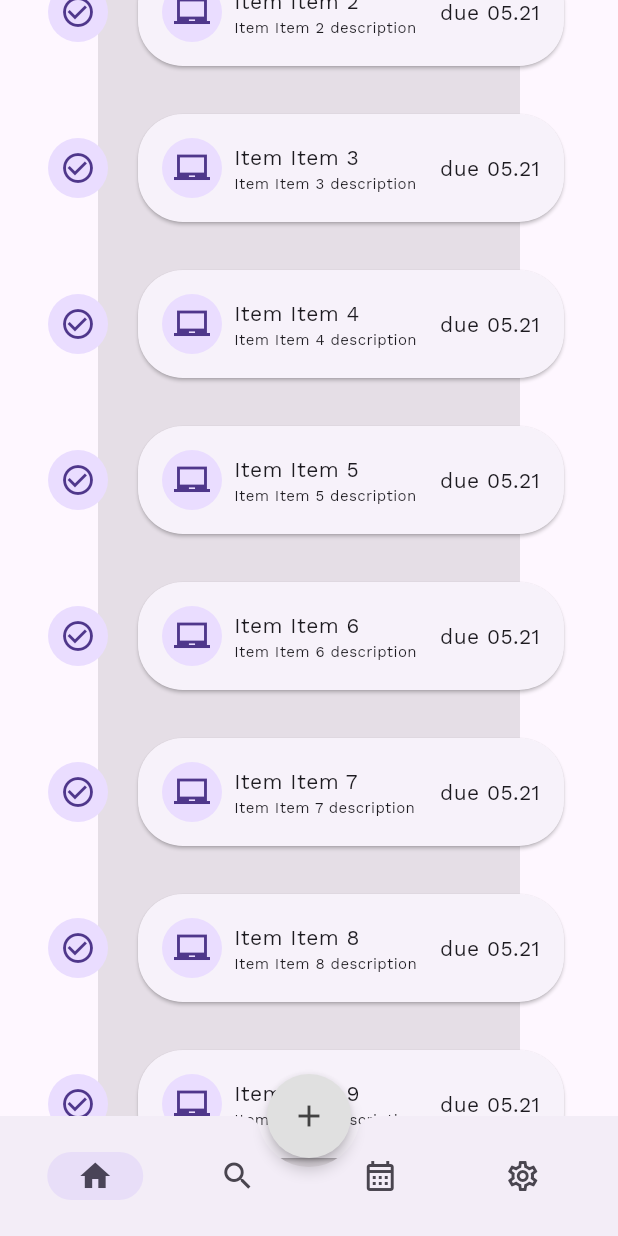
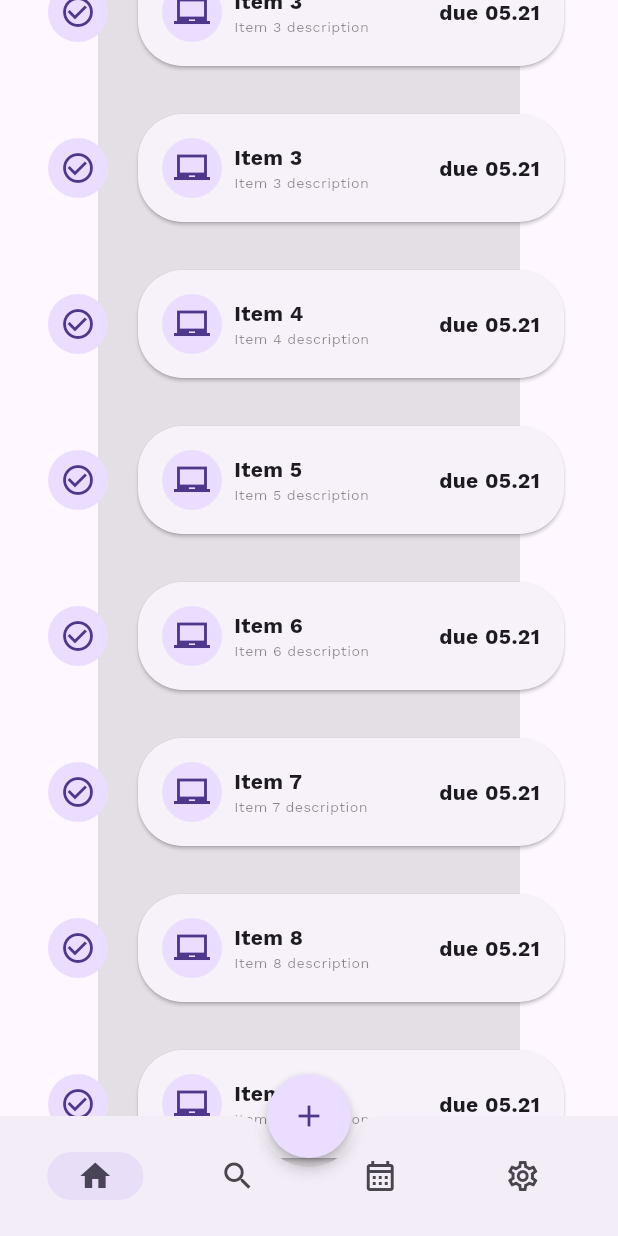
Before and after one commit to pulo0/task-todo-app, a Flutter app: the screen it shows after launch, scrolled down 576 dp, after a tap on the "check circle outline" icon, on a phone screen of 412 x 824 dp. Run offline on Flutter 3.47's test engine with Material 3 defaults, Android fonts, the phone set to English and light mode, and no system bars; our stand-ins replace google_fonts.

Commit message:
feat: add drawer setting, snackbar on tile delete
- also small adjustments regarding theming and other things

```diff
--- a/lib/presentation/home/widgets/bottom_drawer.dart
+++ b/lib/presentation/home/widgets/bottom_drawer.dart
@@ -11,7 +11,7 @@ class BottomDrawer extends StatelessWidget {
     return SliverToBoxAdapter(
       child: Stack(
         children: <Widget>[
-          const BottomDrawerSetting(),
+          const BottomDrawerSetting(3),
           Container(
             constraints: const BoxConstraints(
               maxHeight: double.infinity,
@@ -22,7 +22,7 @@ class BottomDrawer extends StatelessWidget {
                 ),
                 boxShadow: <BoxShadow>[
                   BoxShadow(
-                      color: Colors.black45.withValues(alpha: .1),
+                      color: Colors.black45.withOpacity(.1),
                       blurRadius: 15,
                       offset: const Offset(0, -1),
                       blurStyle: BlurStyle.outer),
--- a/lib/presentation/home/widgets/bottom_drawer_setting.dart
+++ b/lib/presentation/home/widgets/bottom_drawer_setting.dart
@@ -3,7 +3,9 @@ import 'package:task_todo_app/styles/app_padding.dart';
 import 'package:task_todo_app/styles/app_text_styles.dart';
 
 class BottomDrawerSetting extends StatelessWidget {
-  const BottomDrawerSetting({super.key});
+  final int taskAmount;
+
+  const BottomDrawerSetting(this.taskAmount, {super.key});
 
   @override
   Widget build(BuildContext context) {
@@ -12,7 +14,7 @@ class BottomDrawerSetting extends StatelessWidget {
       child: Row(
         mainAxisAlignment: MainAxisAlignment.spaceBetween,
         children: <Widget>[
-          const Text('Today\'s tasks', style: AppTextStyles.heading),
+          Text('Today ($taskAmount)', style: AppTextStyles.heading),
           TextButton(
             onPressed: () {},
             child: const Text('See All'),
--- a/lib/presentation/home/widgets/list_tile_card.dart
+++ b/lib/presentation/home/widgets/list_tile_card.dart
@@ -1,15 +1,23 @@
 import 'package:flutter/material.dart';
 import 'package:task_todo_app/styles/app_dimensions.dart';
 import 'package:task_todo_app/styles/app_padding.dart';
+import 'package:task_todo_app/styles/app_themes.dart';
 
-class ListTileCard extends StatelessWidget {
-  final List<String> items;
+class ListTileCard extends StatefulWidget {
+  final List<int> items;
   final int currentIndex;
 
-  const ListTileCard(Key? key,
-      {required this.items, required this.currentIndex})
-      : super(key: key);
+  const ListTileCard({
+    required this.items,
+    required this.currentIndex,
+    super.key,
+  });
 
+  @override
+  State<ListTileCard> createState() => _ListTileCardState();
+}
+
+class _ListTileCardState extends State<ListTileCard> {
   @override
   Widget build(BuildContext context) {
     return Padding(
@@ -18,7 +26,9 @@ class ListTileCard extends StatelessWidget {
         children: <Widget>[
           CircleAvatar(
             child: IconButton(
-              onPressed: () {},
+              onPressed: () {
+                setState(() => widget.items.removeAt(widget.currentIndex));
+              },
               icon: const Icon(Icons.check_circle_outline),
             ),
           ),
@@ -42,10 +52,23 @@ class ListTileCard extends StatelessWidget {
                     Column(
                       crossAxisAlignment: CrossAxisAlignment.start,
                       children: <Widget>[
-                        Text('Item ${items[currentIndex]}'),
-                        Text(
-                          'Item ${items[currentIndex]} description',
-                          style: const TextStyle(fontSize: 10),
+                        SizedBox(
+                            width: 125,
+                            child: Text(
+                              'Item ${widget.items[widget.currentIndex]}',
+                              overflow: TextOverflow.fade,
+                              softWrap: false,
+                              maxLines: 1,
+                            )),
+                        SizedBox(
+                          width: 100,
+                          child: Text(
+                            'Item ${widget.items[widget.currentIndex]} description',
+                            style: universalTextTheme.bodySmall,
+                            overflow: TextOverflow.fade,
+                            maxLines: 1,
+                            softWrap: false,
+                          ),
                         ),
                       ],
                     ),
--- a/lib/presentation/home/widgets/task_list.dart
+++ b/lib/presentation/home/widgets/task_list.dart
@@ -1,5 +1,6 @@
 import 'package:flutter/material.dart';
 import 'package:task_todo_app/presentation/home/widgets/list_tile_card.dart';
+import 'package:task_todo_app/styles/app_dimensions.dart';
 import 'package:task_todo_app/styles/app_padding.dart';
 
 class TaskList extends StatefulWidget {
@@ -10,20 +11,34 @@ class TaskList extends StatefulWidget {
 }
 
 class _TaskListState extends State<TaskList> {
+  List<int> tempCount = List<int>.generate(100, (i) => i);
+
   @override
   Widget build(BuildContext context) {
-    final tempCount = List<String>.generate(100, (i) => 'Item $i');
     return Padding(
       padding: AppPadding.medium,
       child: ListView.builder(
         itemBuilder: (context, index) => Dismissible(
           background: Container(color: Colors.red.shade800),
-          key: ValueKey<String>(tempCount[index]),
+          key: ValueKey<int>(tempCount[index]),
           onDismissed: (DismissDirection direction) {
-            setState(() => tempCount.removeAt(index));
+            setState(() {
+              tempCount.removeAt(index);
+              ScaffoldMessenger.of(context).showSnackBar(
+                SnackBar(
+                  content: Text('Deleted Item ${tempCount[index] - 1}'),
+                  behavior: SnackBarBehavior.floating,
+                  padding: AppPadding.mediumHorizontal,
+                  shape: RoundedRectangleBorder(
+                    borderRadius:
+                        BorderRadius.circular(AppDimensions.miniBorderCurve),
+                  ),
+                  showCloseIcon: true,
+                ),
+              );
+            });
           },
           child: ListTileCard(
-            widget.key,
             items: tempCount,
             currentIndex: index,
           ),
--- a/lib/presentation/tab/tab_screen.dart
+++ b/lib/presentation/tab/tab_screen.dart
@@ -45,13 +45,13 @@ class _TabScreenState extends State<TabScreen> {
       resizeToAvoidBottomInset: false,
       floatingActionButtonLocation: FloatingActionButtonLocation.centerDocked,
       floatingActionButton: FloatingActionButton(
-        foregroundColor: Colors.grey.shade800,
-        backgroundColor: Colors.grey.shade300,
         elevation: 4,
         onPressed: () {},
         shape: const CircleBorder(),
         child: const Icon(Icons.add),
       ),
+      // wip
+      drawer: const Drawer(),
       bottomNavigationBar: CustomNavigationBar(
         _currentPageIndex,
         setPage,
--- a/lib/presentation/tab/widgets/main_app_bar.dart
+++ b/lib/presentation/tab/widgets/main_app_bar.dart
@@ -11,6 +11,7 @@ class MainAppBar extends StatelessWidget {
   @override
   Widget build(BuildContext context) {
     return SliverAppBar(
+      automaticallyImplyLeading: false,
       stretch: true,
       toolbarHeight: 100,
       flexibleSpace: FlexibleSpaceBar(
@@ -22,7 +23,9 @@ class MainAppBar extends StatelessWidget {
             children: <Widget>[
               AppBarIconsButtons(
                 optionIcon: const Icon(Icons.menu_outlined),
-                onButtonPress: () {},
+                onButtonPress: () {
+                  Scaffold.of(context).openDrawer();
+                },
               ),
               Text(pageName, style: AppTextStyles.heading),
               AppBarIconsButtons(
--- a/lib/styles/app_padding.dart
+++ b/lib/styles/app_padding.dart
@@ -3,5 +3,7 @@ import 'package:flutter/material.dart';
 class AppPadding {
   static const small = EdgeInsets.symmetric(vertical: 12, horizontal: 24);
   static const smallVertical = EdgeInsets.symmetric(vertical: 12);
+  static const smallHorizontal = EdgeInsets.symmetric(horizontal: 24);
   static const medium = EdgeInsets.symmetric(vertical: 24, horizontal: 32);
+  static const mediumHorizontal = EdgeInsets.symmetric(horizontal: 32);
 }
--- a/lib/styles/app_themes.dart
+++ b/lib/styles/app_themes.dart
@@ -8,6 +8,15 @@ import 'package:task_todo_app/styles/app_dimensions.dart';
 //       brightness: Brightness.dark,
 //     );
 
+TextTheme get universalTextTheme =>
+    GoogleFonts.getTextTheme('Work Sans').copyWith(
+        titleLarge: const TextStyle(fontSize: 64, fontWeight: FontWeight.w700),
+        bodyMedium: const TextStyle(fontSize: 14, fontWeight: FontWeight.w700),
+        bodySmall: const TextStyle(
+            fontSize: 9.5,
+            fontWeight: FontWeight.normal,
+            color: Colors.black45));
+
 ThemeData lightAppTheme() => ThemeData(
     brightness: Brightness.light,
     useMaterial3: true,
@@ -15,12 +24,10 @@ ThemeData lightAppTheme() => ThemeData(
     fontFamily: 'Work Sans',
     primaryColor: AppColors.primary100,
     colorScheme: ThemeData().colorScheme.copyWith(
-    primary: AppColors.neutral100,
-    secondary: AppColors.primary100
-  ),
+        primary: AppColors.neutral100, secondary: AppColors.primary100),
     splashColor: AppColors.primary400,
-  highlightColor: AppColors.primary500.withValues(alpha: .5),
-);
+    highlightColor: AppColors.primary500.withOpacity(.5),
+    textTheme: universalTextTheme);
 
 ThemeData mainTheme() => ThemeData(
       brightness: Brightness.dark,
```
Also changed, not shown: pubspec.lock. Lines whose indentation alone changed are shown as unchanged.
